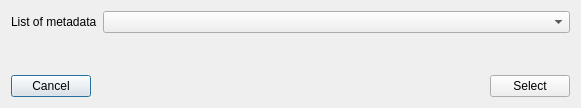
Qt form notebooks/ui/ui_metadata_overlapping_metadata_selector.ui (neutronimaging/python_notebooks) before a commit.
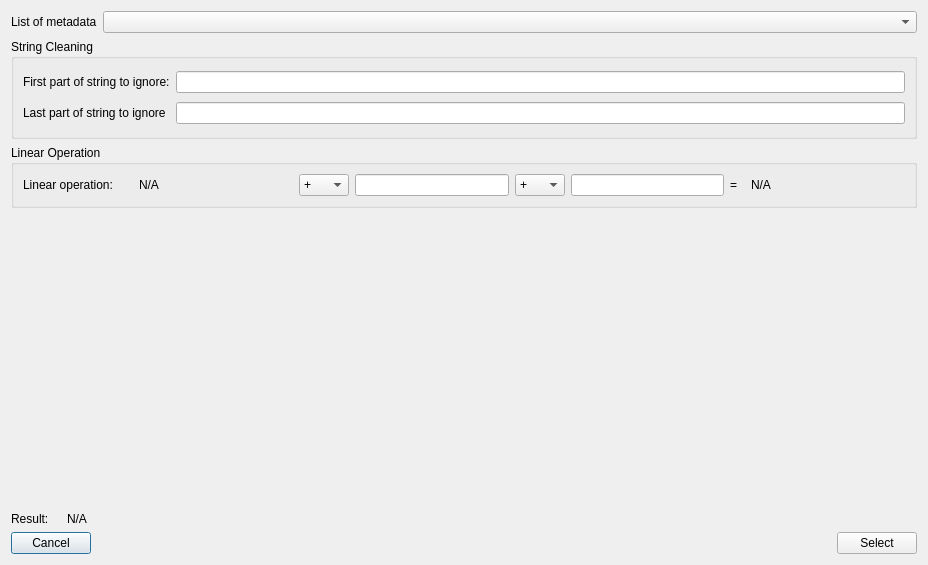
The same form after that commit.

Commit message: string before and after in place. this refs #71

```diff
--- a/notebooks/ui/ui_metadata_overlapping_metadata_selector.ui
+++ b/notebooks/ui/ui_metadata_overlapping_metadata_selector.ui
@@ -9,8 +9,8 @@
    <rect>
     <x>0</x>
     <y>0</y>
-    <width>581</width>
-    <height>108</height>
+    <width>928</width>
+    <height>565</height>
    </rect>
   </property>
   <property name="windowTitle">
@@ -47,6 +47,204 @@
      </item>
     </layout>
    </item>
+   <item>
+    <widget class="QGroupBox" name="groupBox_2">
+     <property name="minimumSize">
+      <size>
+       <width>0</width>
+       <height>100</height>
+      </size>
+     </property>
+     <property name="title">
+      <string>String Cleaning</string>
+     </property>
+     <layout class="QGridLayout" name="gridLayout">
+      <item row="0" column="0">
+       <widget class="QLabel" name="label_2">
+        <property name="text">
+         <string>First part of string to ignore:</string>
+        </property>
+       </widget>
+      </item>
+      <item row="0" column="1">
+       <widget class="QLineEdit" name="first_part_lineEdit"/>
+      </item>
+      <item row="1" column="0">
+       <widget class="QLabel" name="label_3">
+        <property name="text">
+         <string>Last part of string to ignore</string>
+        </property>
+       </widget>
+      </item>
+      <item row="1" column="1">
+       <widget class="QLineEdit" name="second_part_lineEdit"/>
+      </item>
+     </layout>
+    </widget>
+   </item>
+   <item>
+    <widget class="QGroupBox" name="groupBox">
+     <property name="minimumSize">
+      <size>
+       <width>0</width>
+       <height>50</height>
+      </size>
+     </property>
+     <property name="title">
+      <string>Linear Operation</string>
+     </property>
+     <layout class="QHBoxLayout" name="horizontalLayout_4">
+      <item>
+       <widget class="QLabel" name="label_6">
+        <property name="minimumSize">
+         <size>
+          <width>110</width>
+          <height>0</height>
+         </size>
+        </property>
+        <property name="maximumSize">
+         <size>
+          <width>110</width>
+          <height>16777215</height>
+         </size>
+        </property>
+        <property name="text">
+         <string>Linear operation:</string>
+        </property>
+       </widget>
+      </item>
+      <item>
+       <widget class="QLabel" name="linear_operation_value_before">
+        <property name="sizePolicy">
+         <sizepolicy hsizetype="Expanding" vsizetype="Preferred">
+          <horstretch>0</horstretch>
+          <verstretch>0</verstretch>
+         </sizepolicy>
+        </property>
+        <property name="minimumSize">
+         <size>
+          <width>0</width>
+          <height>0</height>
+         </size>
+        </property>
+        <property name="text">
+         <string>N/A</string>
+        </property>
+       </widget>
+      </item>
+      <item>
+       <widget class="QComboBox" name="linear_operation_comboBox_1">
+        <property name="minimumSize">
+         <size>
+          <width>50</width>
+          <height>0</height>
+         </size>
+        </property>
+        <property name="maximumSize">
+         <size>
+          <width>50</width>
+          <height>16777215</height>
+         </size>
+        </property>
+        <item>
+         <property name="text">
+          <string>+</string>
+         </property>
+        </item>
+        <item>
+         <property name="text">
+          <string>-</string>
+         </property>
+        </item>
+        <item>
+         <property name="text">
+          <string>*</string>
+         </property>
+        </item>
+        <item>
+         <property name="text">
+          <string>/</string>
+         </property>
+        </item>
+       </widget>
+      </item>
+      <item>
+       <widget class="QLineEdit" name="linear_operation_lineEdit_1"/>
+      </item>
+      <item>
+       <widget class="QComboBox" name="linear_operation_comboBox_2">
+        <property name="minimumSize">
+         <size>
+          <width>50</width>
+          <height>0</height>
+         </size>
+        </property>
+        <property name="maximumSize">
+         <size>
+          <width>50</width>
+          <height>16777215</height>
+         </size>
+        </property>
+        <item>
+         <property name="text">
+          <string>+</string>
+         </property>
+        </item>
+        <item>
+         <property name="text">
+          <string>-</string>
+         </property>
+        </item>
+        <item>
+         <property name="text">
+          <string>*</string>
+         </property>
+        </item>
+        <item>
+         <property name="text">
+          <string>/</string>
+         </property>
+        </item>
+       </widget>
+      </item>
+      <item>
+       <widget class="QLineEdit" name="linear_operation_lineEdit_2"/>
+      </item>
+      <item>
+       <widget class="QLabel" name="label_8">
+        <property name="minimumSize">
+         <size>
+          <width>15</width>
+          <height>0</height>
+         </size>
+        </property>
+        <property name="maximumSize">
+         <size>
+          <width>15</width>
+          <height>16777215</height>
+         </size>
+        </property>
+        <property name="text">
+         <string>=</string>
+        </property>
+       </widget>
+      </item>
+      <item>
+       <widget class="QLabel" name="linear_operation_value_after">
+        <property name="sizePolicy">
+         <sizepolicy hsizetype="Expanding" vsizetype="Preferred">
+          <horstretch>0</horstretch>
+          <verstretch>0</verstretch>
+         </sizepolicy>
+        </property>
+        <property name="text">
+         <string>N/A</string>
+        </property>
+       </widget>
+      </item>
+     </layout>
+    </widget>
+   </item>
    <item>
     <spacer name="verticalSpacer">
      <property name="orientation">
@@ -55,11 +253,41 @@
      <property name="sizeHint" stdset="0">
       <size>
        <width>20</width>
-       <height>3</height>
+       <height>40</height>
       </size>
      </property>
     </spacer>
    </item>
+   <item>
+    <layout class="QHBoxLayout" name="horizontalLayout_3">
+     <item>
+      <widget class="QLabel" name="label_4">
+       <property name="minimumSize">
+        <size>
+         <width>50</width>
+         <height>0</height>
+        </size>
+       </property>
+       <property name="maximumSize">
+        <size>
+         <width>50</width>
+         <height>16777215</height>
+        </size>
+       </property>
+       <property name="text">
+        <string>Result:</string>
+       </property>
+      </widget>
+     </item>
+     <item>
+      <widget class="QLabel" name="final_result_label">
+       <property name="text">
+        <string>N/A</string>
+       </property>
+      </widget>
+     </item>
+    </layout>
+   </item>
    <item>
     <layout class="QHBoxLayout" name="horizontalLayout">
      <item>
```
Left out of the diff: 107 changed lines with no effect on the pictures. The commit also changes 3 other files.
